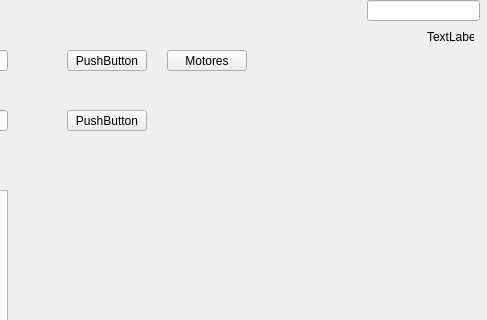
The window that qform1.ui (NoCNada/AutitoMicroQT) describes before a commit, drawn with Qt 5; both pictures show x 313 to 800 and y 0 to 320 of the 800 by 600 pixel window.
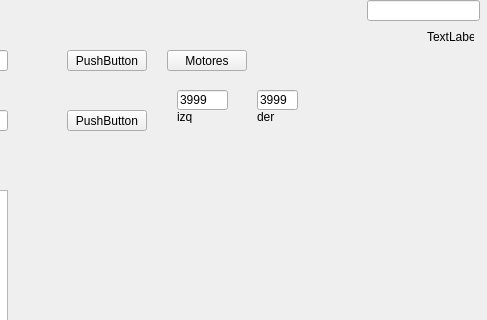
The same window after the commit.

Commit message: Comando tiempo

```diff
--- a/qform1.ui
+++ b/qform1.ui
@@ -135,6 +135,58 @@
      <string>TIEMPO</string>
     </property>
    </widget>
+   <widget class="QLineEdit" name="lineEdit_5">
+    <property name="geometry">
+     <rect>
+      <x>490</x>
+      <y>90</y>
+      <width>51</width>
+      <height>20</height>
+     </rect>
+    </property>
+    <property name="text">
+     <string>3999</string>
+    </property>
+   </widget>
+   <widget class="QLineEdit" name="lineEdit_6">
+    <property name="geometry">
+     <rect>
+      <x>570</x>
+      <y>90</y>
+      <width>41</width>
+      <height>20</height>
+     </rect>
+    </property>
+    <property name="text">
+     <string>3999</string>
+    </property>
+   </widget>
+   <widget class="QLabel" name="label_2">
+    <property name="geometry">
+     <rect>
+      <x>490</x>
+      <y>110</y>
+      <width>47</width>
+      <height>13</height>
+     </rect>
+    </property>
+    <property name="text">
+     <string>izq</string>
+    </property>
+   </widget>
+   <widget class="QLabel" name="label_3">
+    <property name="geometry">
+     <rect>
+      <x>570</x>
+      <y>110</y>
+      <width>47</width>
+      <height>13</height>
+     </rect>
+    </property>
+    <property name="text">
+     <string>der</string>
+    </property>
+   </widget>
   </widget>
   <widget class="QMenuBar" name="menubar">
    <property name="geometry">
```
The commit also changes 2 other files.
